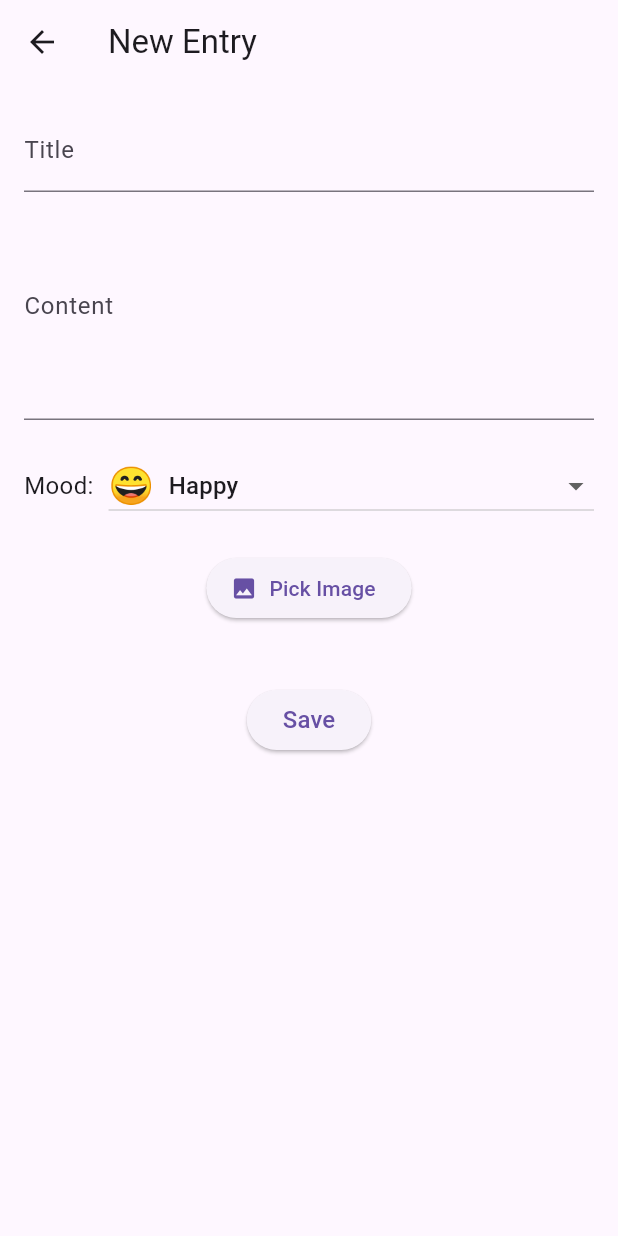
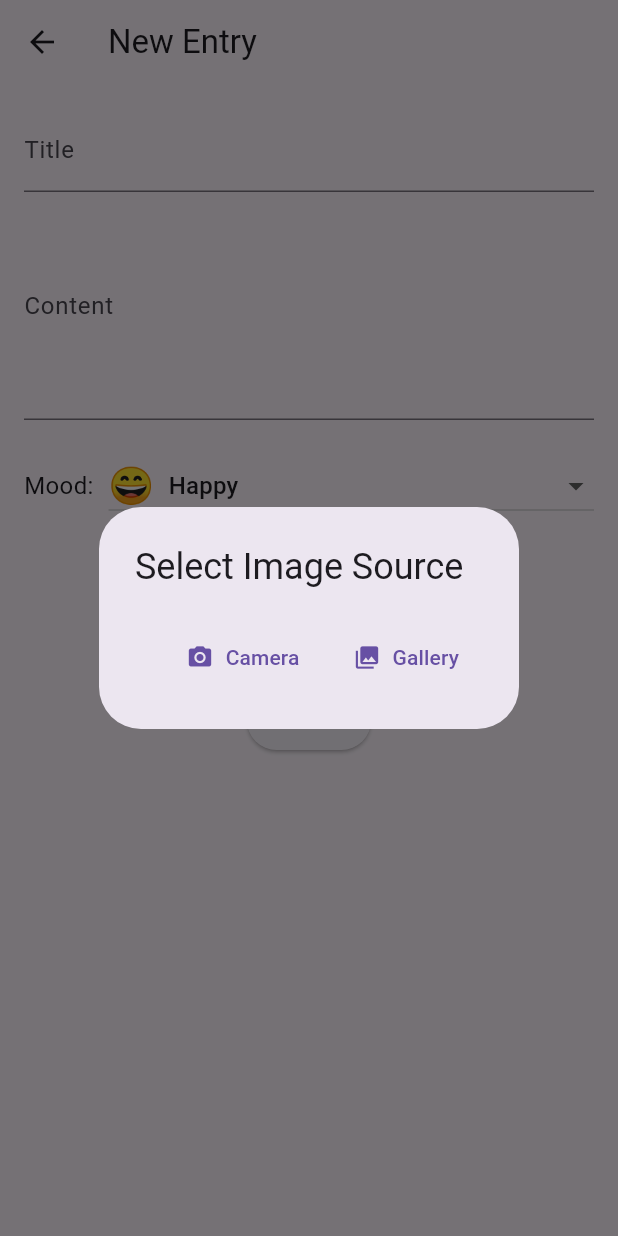
Before and after one commit to Rafiqirobi/MyDiary, a Flutter app: the AddEntryPage screen opened directly, after a tap on "Pick Image", on a phone screen of 412 x 824 dp. Run offline on Flutter 3.47's test engine with Material 3 defaults, Android fonts, the phone set to English and light mode, and no system bars; our stand-ins replace firebase_auth, firebase_core, firebase_messaging, flutter_local_notifications, image_picker, shared_preferences and 1 more; accounts and stored records are empty.

Commit message:
add image picker functionality and configure FileProvider; update permissions and create file_paths.xml

```diff
--- a/lib/pages/add_entry_page.dart
+++ b/lib/pages/add_entry_page.dart
@@ -16,9 +16,10 @@ class AddEntryPage extends StatefulWidget {
 class _AddEntryPageState extends State<AddEntryPage> {
   final titleController = TextEditingController();
   final contentController = TextEditingController();
-  String selectedMood = '😄'; // use emoji from moodOptions
+  String selectedMood = '😄';
   File? selectedImage;
   final picker = ImagePicker();
+  final dbService = DBService();
 
   final List<Map<String, String>> moodOptions = [
     {'emoji': '😄', 'label': 'Happy'},
@@ -28,8 +29,6 @@ class _AddEntryPageState extends State<AddEntryPage> {
     {'emoji': '😲', 'label': 'Surprise'},
     {'emoji': '🤢', 'label': 'Disgust'},
   ];
-
-  final dbService = DBService();
 
   @override
   void initState() {
@@ -45,11 +44,32 @@ class _AddEntryPageState extends State<AddEntryPage> {
   }
 
   Future<void> pickImage() async {
-    final pickedFile = await picker.pickImage(source: ImageSource.gallery);
-    if (pickedFile != null) {
-      setState(() {
-        selectedImage = File(pickedFile.path);
-      });
+    final source = await showDialog<ImageSource>(
+      context: context,
+      builder: (context) => AlertDialog(
+        title: Text("Select Image Source"),
+        actions: [
+          TextButton.icon(
+            onPressed: () => Navigator.pop(context, ImageSource.camera),
+            icon: Icon(Icons.camera_alt),
+            label: Text("Camera"),
+          ),
+          TextButton.icon(
+            onPressed: () => Navigator.pop(context, ImageSource.gallery),
+            icon: Icon(Icons.photo_library),
+            label: Text("Gallery"),
+          ),
+        ],
+      ),
+    );
+
+    if (source != null) {
+      final pickedFile = await picker.pickImage(source: source);
+      if (pickedFile != null) {
+        setState(() {
+          selectedImage = File(pickedFile.path);
+        });
+      }
     }
   }
 
```
Also changed, not shown: 2 other files.
